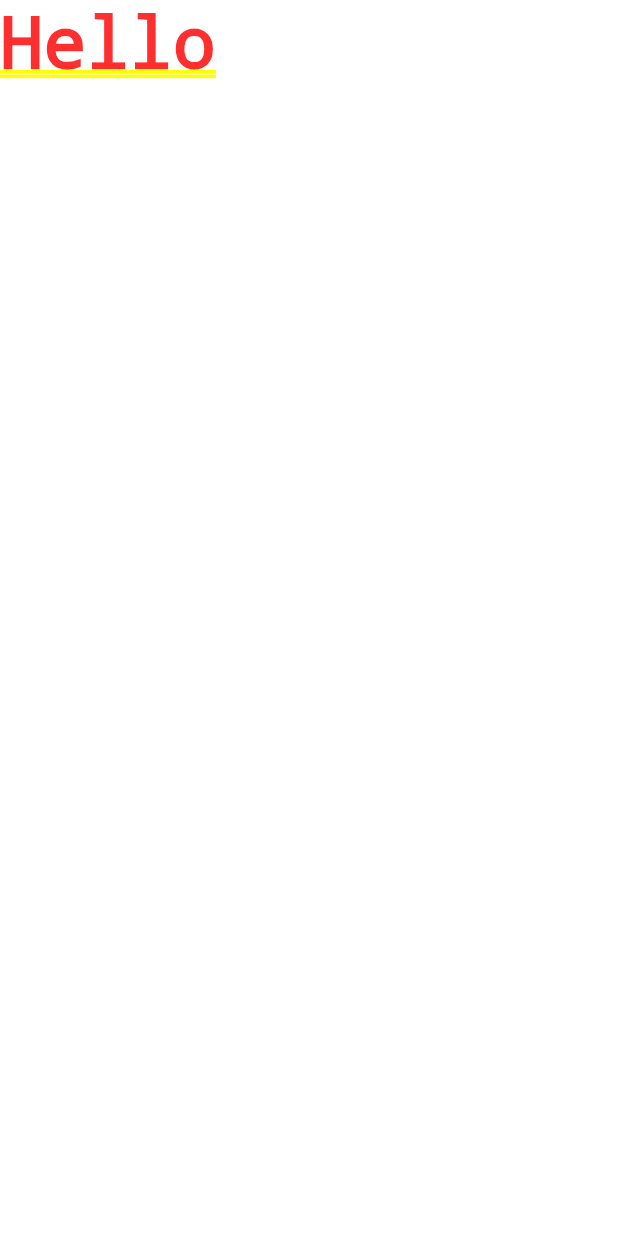
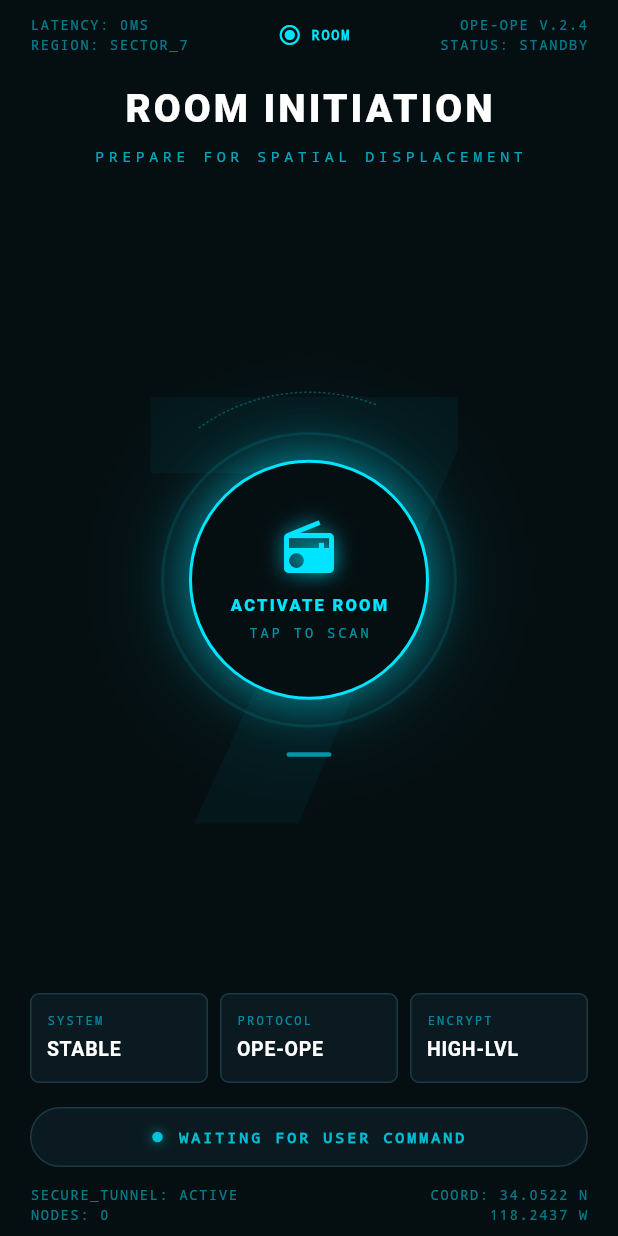
Before and after one commit to Satvik1769/op_share, a Flutter app: the screen it shows after launch, on a phone screen of 412 x 824 dp. Run offline on Flutter 3.47's test engine with Material 3 defaults, Android fonts, the phone set to English and light mode, and no system bars.

Commit message:
added room initiation screen

```diff
--- a/lib/main.dart
+++ b/lib/main.dart
@@ -1,4 +1,5 @@
 import 'package:flutter/material.dart';
+import 'package:op_share_flutter/screens/room_intitiation/room_initiation_screen.dart';
 
 void main() {
   runApp(const MyApp());
@@ -7,30 +8,12 @@ void main() {
 class MyApp extends StatelessWidget {
   const MyApp({super.key});
 
-  // This widget is the root of your application.
   @override
   Widget build(BuildContext context) {
     return MaterialApp(
-      title: 'Flutter Demo',
-      theme: ThemeData(
-        // This is the theme of your application.
-        //
-        // TRY THIS: Try running your application with "flutter run". You'll see
-        // the application has a purple toolbar. Then, without quitting the app,
-        // try changing the seedColor in the colorScheme below to Colors.green
-        // and then invoke "hot reload" (save your changes or press the "hot
-        // reload" button in a Flutter-supported IDE, or press "r" if you used
-        // the command line to start the app).
-        //
-        // Notice that the counter didn't reset back to zero; the application
-        // state is not lost during the reload. To reset the state, use hot
-        // restart instead.
-        //
-        // This works for code too, not just values: Most code changes can be
-        // tested with just a hot reload.
-        colorScheme: .fromSeed(seedColor: Colors.deepPurple),
-      ),
-      home: const Text("Hello"),
+      debugShowCheckedModeBanner: false,
+      theme: ThemeData.dark(),
+      home: const RoomInitiationScreen(),
     );
   }
 }
--- /dev/null
+++ b/lib/screens/room_intitiation/background_watermark.dart
@@ -0,0 +1,27 @@
+import 'package:flutter/material.dart';
+import 'colors_room.dart';
+
+
+class BackgroundWatermark extends StatelessWidget {
+  const BackgroundWatermark();
+
+  @override
+  Widget build(BuildContext context) {
+    return Positioned.fill(
+      child: Center(
+        child: Opacity(
+          opacity: 0.04,
+          child: Text(
+            '7',
+            style: TextStyle(
+              fontSize: 400,
+              fontWeight: FontWeight.w900,
+              color: kCyan,
+              letterSpacing: -20,
+            ),
+          ),
+        ),
+      ),
+    );
+  }
+}
--- /dev/null
+++ b/lib/screens/room_intitiation/central_button.dart
@@ -0,0 +1,247 @@
+import 'dart:math';
+
+import 'package:flutter/material.dart';
+import 'colors_room.dart';
+class CentralButton extends StatelessWidget {
+  final List<AnimationController> rippleControllers;
+  final List<Animation<double>> rippleAnimations;
+  final Animation<double> rotationAnim;
+  final Animation<double> scanAnim;
+  final bool isScanning;
+  final VoidCallback onTap;
+
+  const CentralButton({
+    required this.rippleControllers,
+    required this.rippleAnimations,
+    required this.rotationAnim,
+    required this.scanAnim,
+    required this.isScanning,
+    required this.onTap,
+  });
+
+  @override
+  Widget build(BuildContext context) {
+    const double outerSize = 260;
+    const double innerSize = 160;
+
+    return GestureDetector(
+      onTap: onTap,
+      child: SizedBox(
+        width: outerSize,
+        height: outerSize,
+        child: Stack(
+          alignment: Alignment.center,
+          children: [
+            // Ripple rings
+            ...List.generate(3, (i) {
+              return AnimatedBuilder(
+                animation: rippleAnimations[i],
+                builder: (_, __) {
+                  final scale = rippleAnimations[i].value;
+                  final opacity =
+                      (1.0 - (scale - 0.6) / 0.8).clamp(0.0, 1.0) * 0.5;
+                  return Transform.scale(
+                    scale: scale,
+                    child: Container(
+                      width: innerSize,
+                      height: innerSize,
+                      decoration: BoxDecoration(
+                        shape: BoxShape.circle,
+                        border: Border.all(
+                          color: kCyan.withOpacity(opacity),
+                          width: 1.5,
+                        ),
+                      ),
+                    ),
+                  );
+                },
+              );
+            }),
+
+            // Outer rotating dashed ring
+            AnimatedBuilder(
+              animation: rotationAnim,
+              builder: (_, __) {
+                return Transform.rotate(
+                  angle: rotationAnim.value,
+                  child: CustomPaint(
+                    size: const Size(outerSize - 10, outerSize - 10),
+                    painter: _DashedCirclePainter(),
+                  ),
+                );
+              },
+            ),
+
+            // Scan sweep overlay
+            if (isScanning)
+              AnimatedBuilder(
+                animation: scanAnim,
+                builder: (_, __) {
+                  return CustomPaint(
+                    size: const Size(innerSize + 40, innerSize + 40),
+                    painter: _ScanSweepPainter(scanAnim.value),
+                  );
+                },
+              ),
+
+            // Inner glowing circle
+            Container(
+              width: innerSize,
+              height: innerSize,
+              decoration: BoxDecoration(
+                shape: BoxShape.circle,
+                color: kDarkBg,
+                border: Border.all(color: kCyan, width: 2),
+                boxShadow: [
+                  BoxShadow(
+                    color: kCyan.withOpacity(0.4),
+                    blurRadius: 24,
+                    spreadRadius: 4,
+                  ),
+                  BoxShadow(
+                    color: kCyan.withOpacity(0.15),
+                    blurRadius: 50,
+                    spreadRadius: 12,
+                  ),
+                ],
+              ),
+              child: Column(
+                mainAxisAlignment: MainAxisAlignment.center,
+                children: [
+                  Icon(
+                    Icons.radio,
+                    size: 40,
+                    color: kCyan,
+                    shadows: [
+                      Shadow(color: kCyan.withOpacity(0.8), blurRadius: 16),
+                    ],
+                  ),
+                  const SizedBox(height: 10),
+                  const Text(
+                    'ACTIVATE ROOM',
+                    style: TextStyle(
+                      fontSize: 11,
+                      fontWeight: FontWeight.w800,
+                      letterSpacing: 1.5,
+                      color: kCyan,
+                    ),
+                  ),
+                  const SizedBox(height: 4),
+                  Text(
+                    'TAP TO SCAN',
+                    style: TextStyle(
+                      fontSize: 9,
+                      letterSpacing: 2,
+                      color: kCyan.withOpacity(0.6),
+                      fontFamily: 'monospace',
+                    ),
+                  ),
+                ],
+              ),
+            ),
+
+            // Bottom dash indicator
+            Positioned(
+              bottom: 12,
+              child: Container(
+                width: 30,
+                height: 3,
+                decoration: BoxDecoration(
+                  color: kCyan.withOpacity(0.6),
+                  borderRadius: BorderRadius.circular(2),
+                ),
+              ),
+            ),
+          ],
+        ),
+      ),
+    );
+  }
+}
+
+// ─────────────────────────────────────────────
+// DASHED CIRCLE PAINTER
+// ─────────────────────────────────────────────
+class _DashedCirclePainter extends CustomPainter {
+  @override
+  void paint(Canvas canvas, Size size) {
+    final paint = Paint()
+      ..color = kCyan.withOpacity(0.3)
+      ..strokeWidth = 1.0
+      ..style = PaintingStyle.stroke;
+
+    final center = Offset(size.width / 2, size.height / 2);
+    final radius = size.width / 2;
+    const dashCount = 40;
+    const dashLength = 0.08;
+    const gapLength = 0.08;
+
+    double angle = 0;
+    const step = (dashLength + gapLength) * pi * 2 / (dashCount * (dashLength + gapLength));
+
+    for (int i = 0; i < dashCount; i++) {
+      final startAngle = angle;
+      final endAngle = angle + dashLength * pi * 2 / dashCount;
+      canvas.drawArc(
+        Rect.fromCircle(center: center, radius: radius),
+        startAngle,
+        endAngle - startAngle,
+        false,
+        paint,
+      );
+      angle += (dashLength + gapLength) * pi * 2 / dashCount;
+    }
+  }
+
+  @override
+  bool shouldRepaint(covariant CustomPainter oldDelegate) => false;
+}
+
+// ─────────────────────────────────────────────
+// SCAN SWEEP PAINTER
+// ─────────────────────────────────────────────
+class _ScanSweepPainter extends CustomPainter {
+  final double angle;
+  _ScanSweepPainter(this.angle);
+
+  @override
+  void paint(Canvas canvas, Size size) {
+    final center = Offset(size.width / 2, size.height / 2);
+    final radius = size.width / 2;
+
+    final sweepPaint = Paint()
+      ..shader = SweepGradient(
+        startAngle: angle - 0.8,
+        endAngle: angle,
+        colors: [
+          Colors.transparent,
+          kCyan.withOpacity(0.5),
+        ],
+      ).createShader(Rect.fromCircle(center: center, radius: radius))
+      ..style = PaintingStyle.fill;
+
+    canvas.drawArc(
+      Rect.fromCircle(center: center, radius: radius),
+      angle - 0.8,
+      0.8,
+      true,
+      sweepPaint,
+    );
+
+    // Leading edge line
+    final linePaint = Paint()
+      ..color = kCyan.withOpacity(0.9)
+      ..strokeWidth = 2;
+    canvas.drawLine(
+      center,
+      Offset(
+        center.dx + radius * cos(angle),
+        center.dy + radius * sin(angle),
+      ),
+      linePaint,
+    );
+  }
+
+  @override
+  bool shouldRepaint(covariant _ScanSweepPainter old) => old.angle != angle;
+}
--- /dev/null
+++ b/lib/screens/room_intitiation/colors_room.dart
@@ -0,0 +1,10 @@
+// ─────────────────────────────────────────────
+// COLORS & CONSTANTS
+// ─────────────────────────────────────────────
+import 'package:flutter/material.dart';
+
+const Color kCyan = Color(0xFF00E5FF);
+const Color kCyanDim = Color(0xFF00B8D4);
+const Color kDarkBg = Color(0xFF050F12);
+const Color kCardBg = Color(0xFF0A1A20);
+const Color kBorderDim = Color(0xFF1A3A45);
--- /dev/null
+++ b/lib/screens/room_intitiation/header.dart
@@ -0,0 +1,31 @@
+import 'package:flutter/material.dart';
+import 'colors_room.dart';
+
+class Header extends StatelessWidget {
+  @override
+  Widget build(BuildContext context) {
+    return Column(
+      children: [
+        const Text(
+          'ROOM INITIATION',
+          style: TextStyle(
+            fontSize: 26,
+            fontWeight: FontWeight.w900,
+            color: Colors.white,
+            letterSpacing: 2,
+          ),
+        ),
+        const SizedBox(height: 6),
+        Text(
+          'PREPARE FOR SPATIAL DISPLACEMENT',
+          style: TextStyle(
+            fontSize: 10,
+            letterSpacing: 3,
+            color: kCyan.withOpacity(0.7),
+            fontFamily: 'monospace',
+          ),
+        ),
+      ],
+    );
+  }
+}
--- /dev/null
+++ b/lib/screens/room_intitiation/room_initiation_screen.dart
@@ -0,0 +1,290 @@
+import 'dart:math';
+import 'package:flutter/material.dart';
+import 'central_button.dart';
+import 'colors_room.dart';
+import 'background_watermark.dart';
+import 'top_status_bar.dart';
+import 'header.dart';
+
+class RoomInitiationScreen extends StatefulWidget {
+  const RoomInitiationScreen({super.key});
+
+  @override
+  State<RoomInitiationScreen> createState() => _RoomInitiationScreenState();
+}
+
+class _RoomInitiationScreenState extends State<RoomInitiationScreen>
+    with TickerProviderStateMixin {
+  // Ripple animation controllers
+  late final List<AnimationController> _rippleControllers;
+  late final List<Animation<double>> _rippleAnimations;
+
+  // Rotation for outer ring
+  late final AnimationController _rotationCtrl;
+  late final Animation<double> _rotationAnim;
+
+  // Glitch/pulse for status dot
+  late final AnimationController _pulseCtrl;
+  late final Animation<double> _pulseAnim;
+
+  // Scan line sweep
+  late final AnimationController _scanCtrl;
+  late final Animation<double> _scanAnim;
+
+  bool _isScanning = false;
+
+  @override
+  void initState() {
+    super.initState();
+
+    // 3 ripple rings with staggered delays
+    _rippleControllers = List.generate(3, (i) {
+      return AnimationController(
+        vsync: this,
+        duration: const Duration(milliseconds: 2400),
+      );
+    });
+
+    _rippleAnimations = _rippleControllers.map((ctrl) {
+      return Tween<double>(begin: 0.6, end: 1.4).animate(
+        CurvedAnimation(parent: ctrl, curve: Curves.easeOut),
+      );
+    }).toList();
+
+    // Stagger ripple start
+    for (int i = 0; i < _rippleControllers.length; i++) {
+      Future.delayed(Duration(milliseconds: i * 800), () {
+        if (mounted) _rippleControllers[i].repeat();
+      });
+    }
+
+    // Slow outer ring rotation
+    _rotationCtrl = AnimationController(
+      vsync: this,
+      duration: const Duration(seconds: 12),
+    )..repeat();
+    _rotationAnim =
+        Tween<double>(begin: 0, end: 2 * pi).animate(_rotationCtrl);
+
+    // Status dot pulse
+    _pulseCtrl = AnimationController(
+      vsync: this,
+      duration: const Duration(milliseconds: 900),
+    )..repeat(reverse: true);
+    _pulseAnim = Tween<double>(begin: 0.4, end: 1.0).animate(_pulseCtrl);
+
+    // Scan sweep
+    _scanCtrl = AnimationController(
+      vsync: this,
+      duration: const Duration(milliseconds: 1800),
+    );
+    _scanAnim = Tween<double>(begin: 0, end: 2 * pi).animate(
+      CurvedAnimation(parent: _scanCtrl, curve: Curves.linear),
+    );
+  }
+
+  @override
+  void dispose() {
+    for (final c in _rippleControllers) {
+      c.dispose();
+    }
+    _rotationCtrl.dispose();
+    _pulseCtrl.dispose();
+    _scanCtrl.dispose();
+    super.dispose();
+  }
+
+  void _onActivateTap() {
+    setState(() => _isScanning = true);
+    _scanCtrl.forward(from: 0).then((_) {
+      if (mounted) setState(() => _isScanning = false);
+    });
+  }
+
+  @override
+  Widget build(BuildContext context) {
+    return Scaffold(
+      backgroundColor: kDarkBg,
+      body: SafeArea(
+        child: Stack(
+          children: [
+            // Background watermark symbol
+            const BackgroundWatermark(),
+
+            Column(
+              children: [
+                TopStatusBar(),
+                const SizedBox(height: 8),
+                Header(),
+                const Spacer(),
+                CentralButton(
+                  rippleControllers: _rippleControllers,
+                  rippleAnimations: _rippleAnimations,
+                  rotationAnim: _rotationAnim,
+                  scanAnim: _scanAnim,
+                  isScanning: _isScanning,
+                  onTap: _onActivateTap,
+                ),
+                const Spacer(),
+                _StatusCards(),
+                const SizedBox(height: 16),
+                _CommandBar(pulseAnim: _pulseAnim),
+                const SizedBox(height: 12),
+                _BottomBar(),
+                const SizedBox(height: 8),
+              ],
+            ),
+          ],
+        ),
+      ),
+    );
+  }
+}
+
+
+
+// ─────────────────────────────────────────────
+// STATUS CARDS
+// ─────────────────────────────────────────────
+class _StatusCards extends StatelessWidget {
+  @override
+  Widget build(BuildContext context) {
+    return Padding(
+      padding: const EdgeInsets.symmetric(horizontal: 20),
+      child: Row(
+        children: [
+          _StatusCard(label: 'SYSTEM', value: 'STABLE'),
+          const SizedBox(width: 8),
+          _StatusCard(label: 'PROTOCOL', value: 'OPE-OPE'),
+          const SizedBox(width: 8),
+          _StatusCard(label: 'ENCRYPT', value: 'HIGH-LVL'),
+        ],
+      ),
+    );
+  }
+}
+
+class _StatusCard extends StatelessWidget {
+  final String label;
+  final String value;
+  const _StatusCard({required this.label, required this.value});
+
+  @override
+  Widget build(BuildContext context) {
+    return Expanded(
+      child: Container(
+        padding: const EdgeInsets.symmetric(vertical: 12, horizontal: 10),
+        decoration: BoxDecoration(
+          color: kCardBg,
+          borderRadius: BorderRadius.circular(6),
+          border: Border.all(color: kBorderDim),
+        ),
+        child: Column(
+          crossAxisAlignment: CrossAxisAlignment.start,
+          children: [
+            Text(
+              label,
+              style: TextStyle(
+                fontSize: 8,
+                letterSpacing: 1.5,
+                color: kCyan.withOpacity(0.55),
+                fontFamily: 'monospace',
+              ),
+            ),
+            const SizedBox(height: 4),
+            Text(
+              value,
+              style: const TextStyle(
+                fontSize: 13,
+                fontWeight: FontWeight.w700,
+                color: Colors.white,
+                letterSpacing: 0.5,
+              ),
+            ),
+          ],
+        ),
+      ),
+    );
+  }
+}
+
+// ─────────────────────────────────────────────
+// COMMAND BAR
+// ─────────────────────────────────────────────
+class _CommandBar extends StatelessWidget {
+  final Animation<double> pulseAnim;
+  const _CommandBar({required this.pulseAnim});
+
+  @override
+  Widget build(BuildContext context) {
+    return Padding(
+      padding: const EdgeInsets.symmetric(horizontal: 20),
+      child: Container(
+        padding: const EdgeInsets.symmetric(vertical: 12, horizontal: 16),
+        decoration: BoxDecoration(
+          color: kCardBg,
+          borderRadius: BorderRadius.circular(30),
+          border: Border.all(color: kBorderDim),
+        ),
+        child: Row(
+          mainAxisAlignment: MainAxisAlignment.center,
+          children: [
+            AnimatedBuilder(
+              animation: pulseAnim,
+              builder: (_, __) => Container(
+                width: 7,
+                height: 7,
+                decoration: BoxDecoration(
+                  shape: BoxShape.circle,
+                  color: kCyan.withOpacity(pulseAnim.value),
+                  boxShadow: [
+                    BoxShadow(
+                      color: kCyan.withOpacity(pulseAnim.value * 0.7),
+                      blurRadius: 6,
+                    ),
+                  ],
+                ),
+              ),
+            ),
+            const SizedBox(width: 10),
+            Text(
+              'WAITING FOR USER COMMAND',
+              style: TextStyle(
+                fontSize: 10,
+                letterSpacing: 2,
+                color: kCyan.withOpacity(0.8),
+                fontFamily: 'monospace',
+                fontWeight: FontWeight.w600,
+              ),
+            ),
+          ],
+        ),
+      ),
+    );
+  }
+}
+
+// ─────────────────────────────────────────────
+// BOTTOM BAR
+// ─────────────────────────────────────────────
+class _BottomBar extends StatelessWidget {
+  @override
+  Widget build(BuildContext context) {
+    return Padding(
+      padding: const EdgeInsets.symmetric(horizontal: 20),
+      child: Row(
+        mainAxisAlignment: MainAxisAlignment.spaceBetween,
+        children: [
+          Column(crossAxisAlignment: CrossAxisAlignment.start, children: [
+            StatusText('SECURE_TUNNEL: ACTIVE'),
+            StatusText('NODES: 0'),
+          ]),
+          Column(crossAxisAlignment: CrossAxisAlignment.end, children: [
+            StatusText('COORD: 34.0522 N'),
+            StatusText('118.2437 W'),
+          ]),
+        ],
+      ),
+    );
+  }
+}
--- /dev/null
+++ b/lib/screens/room_intitiation/top_status_bar.dart
@@ -0,0 +1,58 @@
+// ─────────────────────────────────────────────
+// TOP STATUS BAR
+// ─────────────────────────────────────────────
+
+import 'package:flutter/material.dart';
+import 'colors_room.dart';
+
+
+class StatusText extends StatelessWidget {
+  final String text;
+  final bool bright;
+  const StatusText(this.text, {super.key, this.bright = false});
+
+  @override
+  Widget build(BuildContext context) {
+    return Text(
+      text,
+      style: TextStyle(
+        fontSize: 9,
+        letterSpacing: 1.2,
+        fontFamily: 'monospace',
+        color: bright ? kCyan : kCyan.withOpacity(0.5),
+        fontWeight: bright ? FontWeight.bold : FontWeight.normal,
+      ),
+    );
+  }
+}
+
+
+
+class TopStatusBar extends StatelessWidget {
+  const TopStatusBar({super.key});
+
+  @override
+  Widget build(BuildContext context) {
+    return Padding(
+      padding: const EdgeInsets.symmetric(horizontal: 20, vertical: 10),
+      child: Row(
+        mainAxisAlignment: MainAxisAlignment.spaceBetween,
+        children: [
+          Column(crossAxisAlignment: CrossAxisAlignment.start, children: [
+            StatusText('LATENCY: 0MS'),
+            StatusText('REGION: SECTOR_7'),
+          ]),
+          Row(children: [
+            const Icon(Icons.radio_button_checked, color: kCyan, size: 16),
+            const SizedBox(width: 6),
+            StatusText('ROOM', bright: true),
+          ]),
+          Column(crossAxisAlignment: CrossAxisAlignment.end, children: [
+            StatusText('OPE-OPE V.2.4'),
+            StatusText('STATUS: STANDBY'),
+          ]),
+        ],
+      ),
+    );
+  }
+}
```
